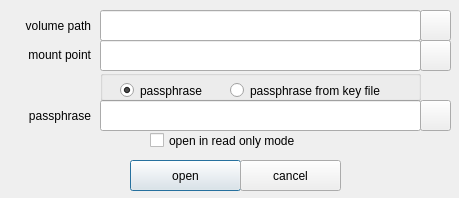
mhogomchungu/zuluCrypt, file password.ui: the form before one commit.
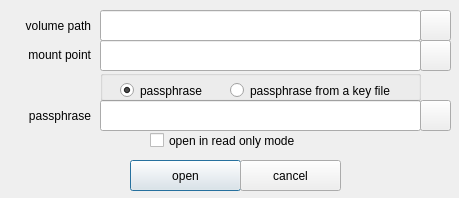
The form after the commit.

```diff
--- a/password.ui
+++ b/password.ui
@@ -157,12 +157,12 @@
      <rect>
       <x>130</x>
       <y>10</y>
-      <width>181</width>
+      <width>191</width>
       <height>21</height>
      </rect>
     </property>
     <property name="text">
-     <string>passphrase from key file</string>
+     <string>passphrase from a key file</string>
     </property>
     <property name="checked">
      <bool>false</bool>
```
